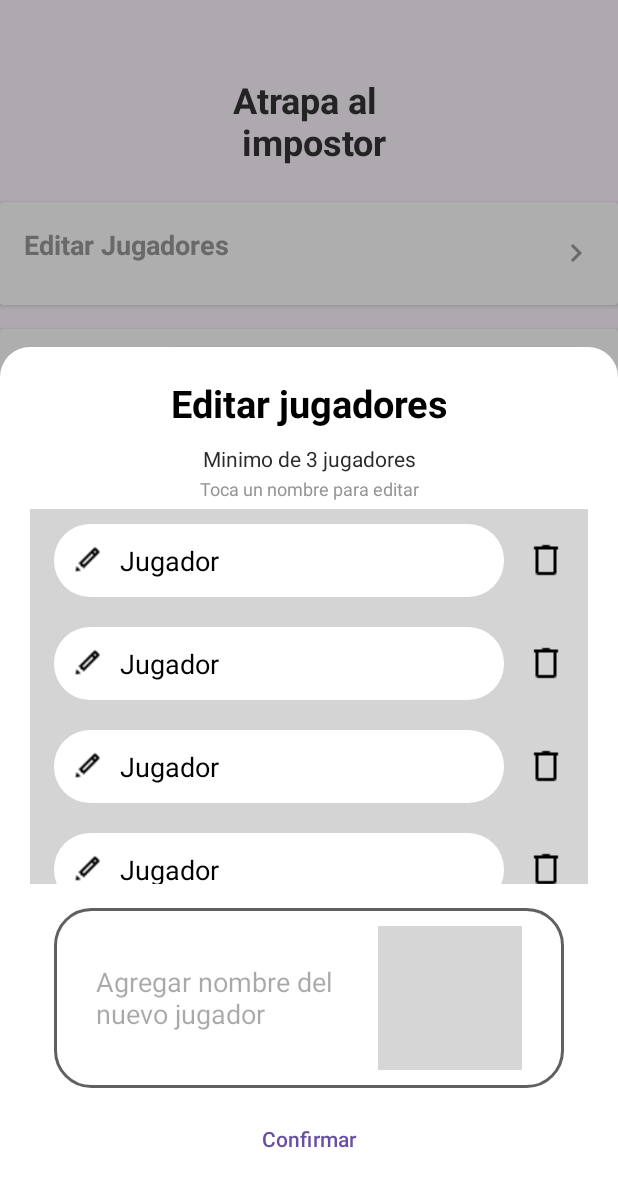
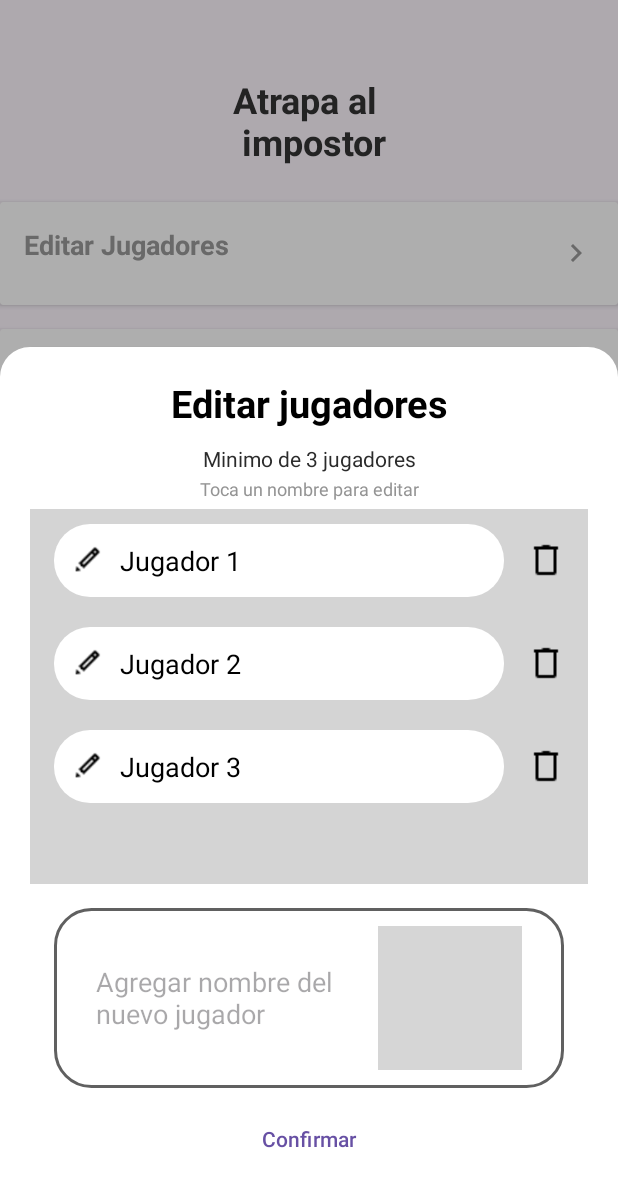
Before and after one commit to modinoricardo/ImpostorGame, an Android app: the screen it shows after launch (MainActivity), after a tap on "Editar Jugadores", on a phone screen of 412 x 824 dp. Shown: the top 1187 px of the screen. Run offline under Robolectric (Android 15) with nearby library versions, the light colour scheme and no system bars; our stand-ins replace FlexboxLayout; 4 statements that could not run were skipped; grey boxes are pictures that could not be loaded.

Commit message:
Terminada la parte visual principal del main

```diff
--- a/app/src/main/java/com/example/impostorgame/MainActivity.kt
+++ b/app/src/main/java/com/example/impostorgame/MainActivity.kt
@@ -123,13 +123,8 @@ class MainActivity : AppCompatActivity(), SelectCategoriesBottomSheet.Listener {
             EditPlayersBottomSheet().show(supportFragmentManager, "EditPlayers")
         }
 
-        // CLICK en la zona del RecyclerView → comportarse igual que el CardView
-        playersRecyclerView.setOnClickListener {
-            cardViewModoJuego.performClick()
-        }
-
-        // MISMO OnTouchListener para CardView + RecyclerView (efecto visual unificado)
-        val touchListenerModoJuego = View.OnTouchListener { _, event ->
+        // Animación de pulsado CUANDO PULSAS EL CARDVIEW (zona fuera del RecyclerView)
+        cardViewModoJuego.setOnTouchListener { _, event ->
             when (event.action) {
                 MotionEvent.ACTION_DOWN -> {
                     if (!originalColorsSaved) {
@@ -139,20 +134,42 @@ class MainActivity : AppCompatActivity(), SelectCategoriesBottomSheet.Listener {
                     val pressedColor = getColor(R.color.button_pressed)
                     cardViewModoJuego.setCardBackgroundColor(pressedColor)
                 }
-
                 MotionEvent.ACTION_UP,
                 MotionEvent.ACTION_CANCEL -> {
                     cardViewModoJuego.setCardBackgroundColor(originalColor)
                 }
             }
-            // devolvemos false para que el sistema siga procesando el evento
-            // (así el click sigue funcionando y el ScrollView puede hacer scroll)
             false
         }
 
-        // Aplicamos el mismo listener tanto al CardView como al RecyclerView
-        cardViewModoJuego.setOnTouchListener(touchListenerModoJuego)
-        playersRecyclerView.setOnTouchListener(touchListenerModoJuego)
+        // Animación + disparar click CUANDO PULSAS DENTRO DEL RECYCLERVIEW
+        playersRecyclerView.setOnTouchListener { _, event ->
+            when (event.action) {
+                MotionEvent.ACTION_DOWN -> {
+                    // mismo efecto visual
+                    if (!originalColorsSaved) {
+                        originalColor = cardViewModoJuego.cardBackgroundColor.defaultColor
+                        originalColorsSaved = true
+                    }
+                    val pressedColor = getColor(R.color.button_pressed)
+                    cardViewModoJuego.setCardBackgroundColor(pressedColor)
+                }
+
+                MotionEvent.ACTION_UP -> {
+                    // quitamos el color y lanzamos el click del card
+                    cardViewModoJuego.setCardBackgroundColor(originalColor)
+                    cardViewModoJuego.performClick()
+                }
+
+                MotionEvent.ACTION_CANCEL -> {
+                    // solo restaurar color si el gesto se cancela (scroll, etc.)
+                    cardViewModoJuego.setCardBackgroundColor(originalColor)
+                }
+            }
+            // false → dejamos que el sistema siga procesando (scroll, etc.)
+            false
+        }
+
 
 
         // ====== CARDVIEW CATEGORÍAS ======
@@ -165,13 +182,8 @@ class MainActivity : AppCompatActivity(), SelectCategoriesBottomSheet.Listener {
             )
         }
 
-        // CLICK en la zona del RecyclerView → comportarse igual que el CardView
-        categoriesRecyclerView.setOnClickListener {
-            cardViewCategorias.performClick()
-        }
-
-        // MISMO OnTouchListener para CardView + RecyclerView de categorías
-        val touchListenerCategorias = View.OnTouchListener { _, event ->
+        // Animación de pulsado al tocar fuera del RecyclerView
+        cardViewCategorias.setOnTouchListener { _, event ->
             when (event.action) {
                 MotionEvent.ACTION_DOWN -> {
                     if (!originalCategoriasColorsSaved) {
@@ -189,9 +201,30 @@ class MainActivity : AppCompatActivity(), SelectCategoriesBottomSheet.Listener {
             false
         }
 
-        // Aplicamos el mismo listener al CardView y al RecyclerView
-        cardViewCategorias.setOnTouchListener(touchListenerCategorias)
-        categoriesRecyclerView.setOnTouchListener(touchListenerCategorias)
+        // Animación + click al tocar dentro del RecyclerView
+        categoriesRecyclerView.setOnTouchListener { _, event ->
+            when (event.action) {
+                MotionEvent.ACTION_DOWN -> {
+                    if (!originalCategoriasColorsSaved) {
+                        originalCategoriasColor = cardViewCategorias.cardBackgroundColor.defaultColor
+                        originalCategoriasColorsSaved = true
+                    }
+                    val pressedColor = getColor(R.color.button_pressed)
+                    cardViewCategorias.setCardBackgroundColor(pressedColor)
+                }
+
+                MotionEvent.ACTION_UP -> {
+                    cardViewCategorias.setCardBackgroundColor(originalCategoriasColor)
+                    cardViewCategorias.performClick()
+                }
+
+                MotionEvent.ACTION_CANCEL -> {
+                    cardViewCategorias.setCardBackgroundColor(originalCategoriasColor)
+                }
+            }
+            false
+        }
+
 
 
         // Botón fijo abajo (de momento placeholder)
--- a/app/src/main/java/com/example/impostorgame/viewmodel/PlayerViewModel.kt
+++ b/app/src/main/java/com/example/impostorgame/viewmodel/PlayerViewModel.kt
@@ -6,22 +6,10 @@ import androidx.lifecycle.ViewModel
 
 class PlayerViewModel : ViewModel() {
 
-//    private val _players = MutableLiveData<List<String>>(
-//        listOf("Jugador 1", "Jugador 2", "Jugador 3")
-//    )
+    private val _players = MutableLiveData<List<String>>(
+        listOf("Jugador 1", "Jugador 2", "Jugador 3")
+    )
 
-    private val _players = MutableLiveData<List<String>>(
-        listOf("Jugador", "Jugador", "Jugador",
-            "Jugador", "Jugador", "Jugador","Jugador", "Jugador", "Jugador",
-            "Jugador", "Jugador", "Jugador","Jugador", "Jugador", "Jugador",
-            "Jugador", "Jugador", "Jugador","Jugador", "Jugador", "Jugador",
-            "Jugador", "Jugador", "Jugador","Jugador", "Jugador", "Jugador",
-            "Jugador", "Jugador", "Jugador","Jugador", "Jugador", "Jugador",
-            "Jugador", "Jugador", "Jugador","Jugador", "Jugador", "Jugador",
-            "Jugador", "Jugador", "Jugador","Jugador", "Jugador", "Jugador",
-            "Jugador", "Jugador", "Jugador","Jugador", "Jugador", "Jugador",
-            "Jugador", "Jugador", "Jugador","Jugador", "Jugador", "Jugador")
-    )
     val players: LiveData<List<String>> = _players
 
     // Añadir jugador (al final de la lista)
```
